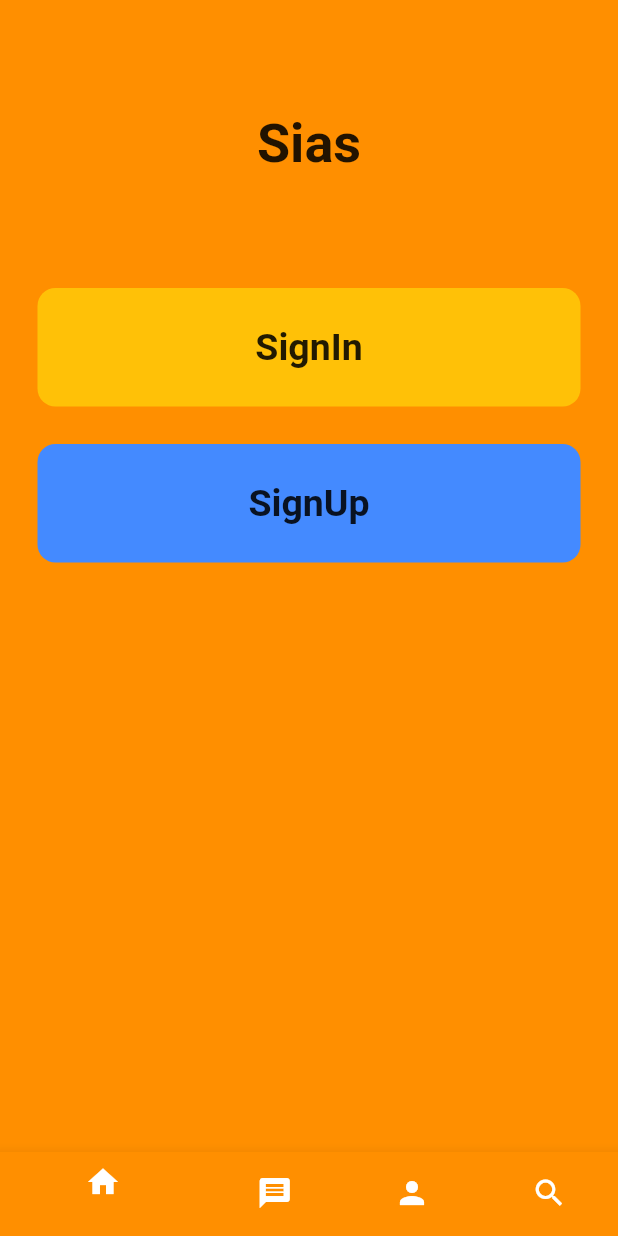
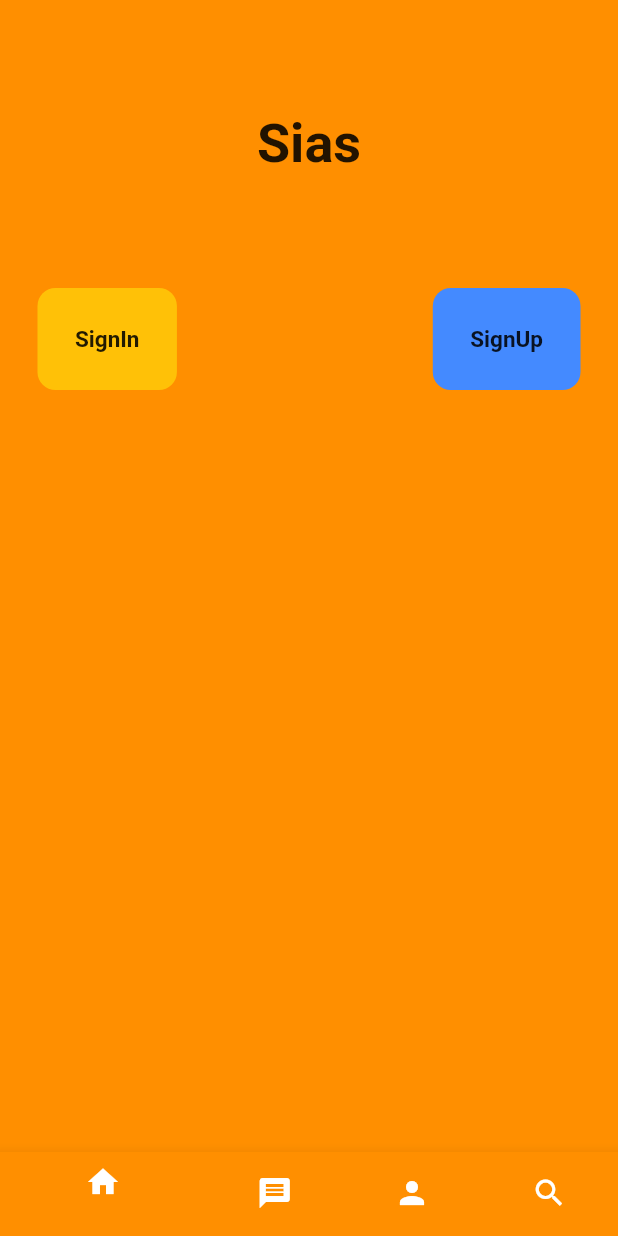
Before and after one commit to ashutoshpith/sias-mobile, a Flutter app: the screen it shows after launch, on a phone screen of 412 x 824 dp. Run offline on Flutter 3.47's test engine with Material 2 defaults, Android fonts, the light colour scheme and no system bars.

Commit message:
added row and column with font improvise

```diff
--- a/lib/pages/home.dart
+++ b/lib/pages/home.dart
@@ -63,6 +63,11 @@ class _HomePageState extends State<HomePage> {
             style: TextStyle(fontWeight: FontWeight.bold, fontSize: 36),
           ),
           SizedBox(height: 75),
+          Row(
+            mainAxisAlignment: MainAxisAlignment.spaceBetween,
+            children: [
+              Column(
+                children: [
                   Padding(
                     padding: const EdgeInsets.symmetric(horizontal: 25),
                     child: GestureDetector(
@@ -75,13 +80,17 @@ class _HomePageState extends State<HomePage> {
                         child: Center(
                           child: Text(
                             "SignIn",
-                    style: TextStyle(fontWeight: FontWeight.bold, fontSize: 25),
+                            style: TextStyle(
+                                fontWeight: FontWeight.bold, fontSize: 15),
                           ),
                         ),
                       ),
                     ),
                   ),
-          SizedBox(height: 25),
+                ],
+              ),
+              Column(
+                children: [
                   Padding(
                     padding: const EdgeInsets.symmetric(horizontal: 25),
                     child: GestureDetector(
@@ -94,11 +103,16 @@ class _HomePageState extends State<HomePage> {
                         child: Center(
                           child: Text(
                             "SignUp",
-                    style: TextStyle(fontWeight: FontWeight.bold, fontSize: 25),
+                            style: TextStyle(
+                                fontWeight: FontWeight.bold, fontSize: 15),
                           ),
                         ),
                       ),
                     ),
+                  ),
+                ],
+              ),
+            ],
           ),
         ]),
       )),
```
Lines whose indentation alone changed are shown as unchanged.
